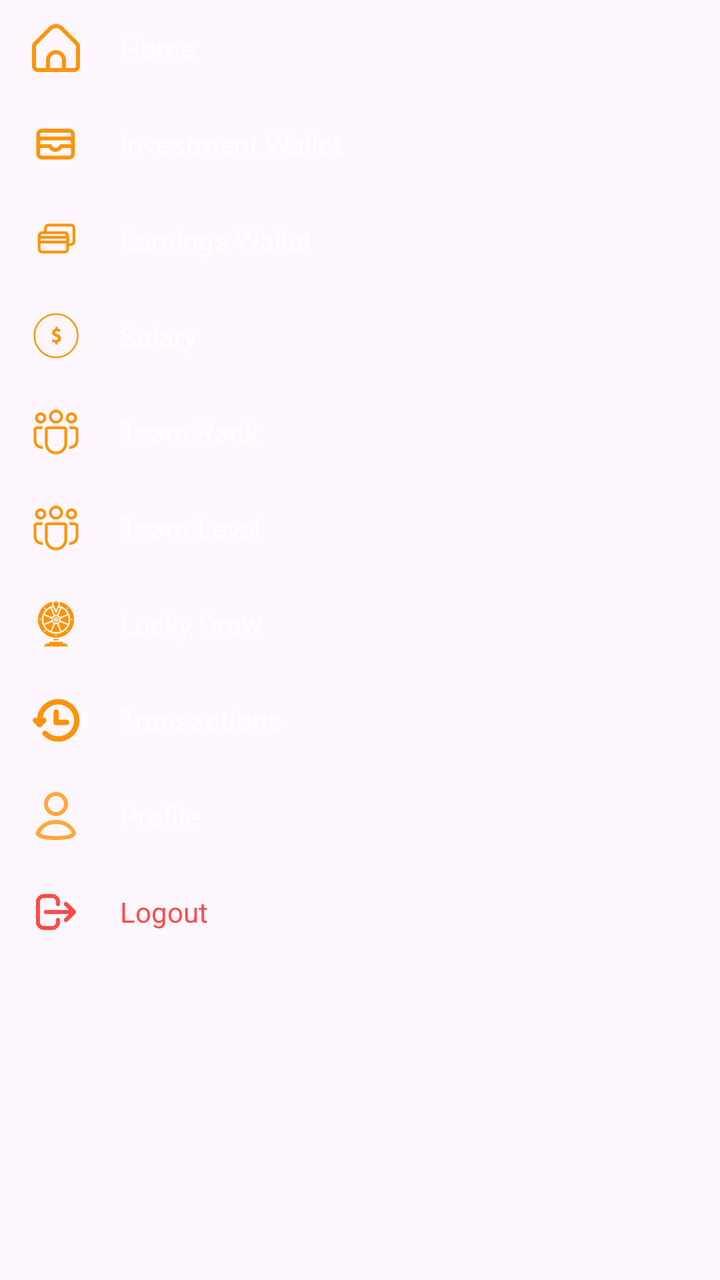
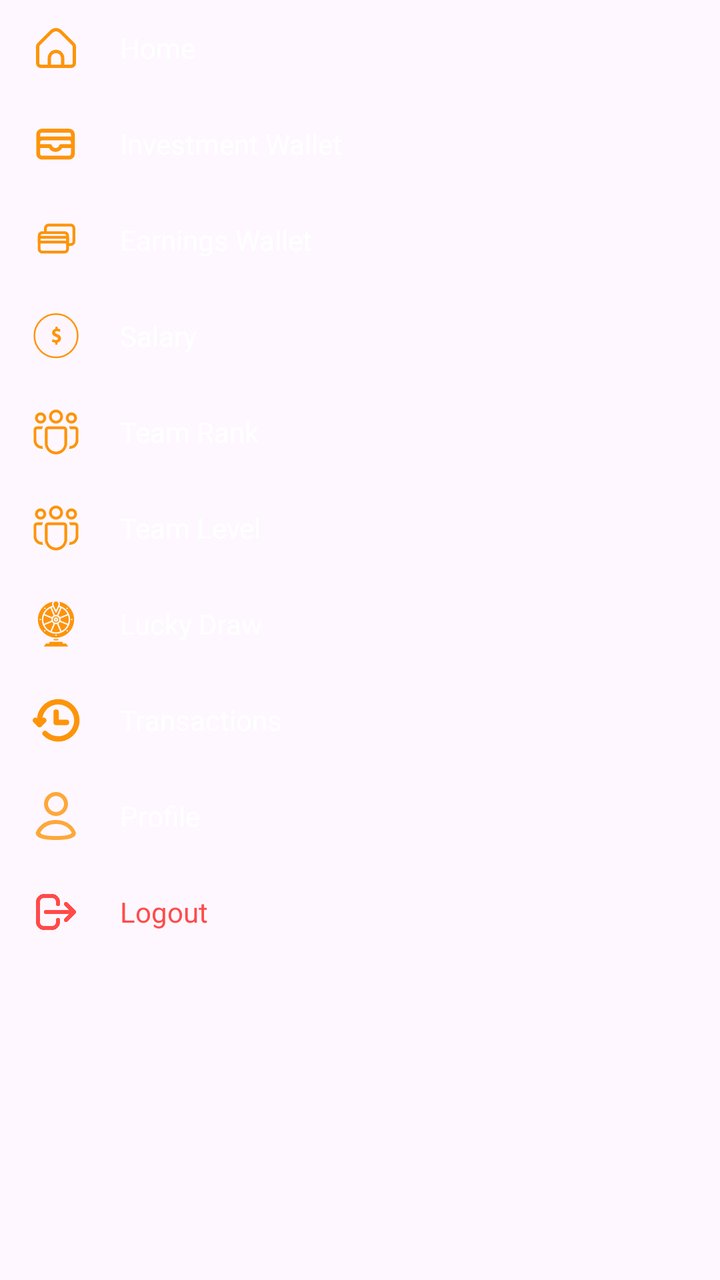

Before-and-after screenshots of an Android layout around one commit, followed by the original layout XML and the change that was made.
<!-- AndroidManifest.xml: application theme Theme.Bitbloom -->
<!-- res/layout/item_drawer_menu.xml -->
<LinearLayout xmlns:android="http://schemas.android.com/apk/res/android"
    xmlns:app="http://schemas.android.com/apk/res-auto"
    android:layout_width="match_parent"
    android:layout_height="wrap_content"

    android:layout_marginTop="30dp"
    android:background="@android:color/transparent"
    android:orientation="vertical">

    
    <LinearLayout
        android:id="@+id/menuHome"
        android:layout_width="match_parent"
        android:layout_height="wrap_content"
        android:background="?attr/selectableItemBackground"
        android:clickable="true"
        android:focusable="true"
        android:gravity="center_vertical"
        android:orientation="horizontal"
        android:paddingHorizontal="16dp"
        android:paddingVertical="12dp">

        <ImageView
            android:layout_width="24dp"
            android:layout_height="24dp"
            android:src="@drawable/ic_home" />

        <TextView
            android:layout_width="wrap_content"
            android:layout_height="wrap_content"
            android:layout_marginStart="20dp"
            android:text="@string/item_drawer_menu_home"
            android:textColor="@color/white"
            android:textSize="14sp" />
    </LinearLayout>





    <LinearLayout
        android:id="@+id/menuInvestmentWallet"
        android:layout_width="match_parent"
        android:layout_height="wrap_content"
        android:background="?attr/selectableItemBackground"
        android:clickable="true"
        android:focusable="true"
        android:gravity="center_vertical"
        android:orientation="horizontal"
        android:paddingHorizontal="16dp"
        android:paddingVertical="12dp">

        <ImageView
            android:layout_width="24dp"
            android:layout_height="24dp"
            android:src="@drawable/ic_wallet"
            app:tint="#FD9409" /> 
        <TextView
            android:layout_width="wrap_content"
            android:layout_height="wrap_content"
            android:layout_marginStart="20dp"
            android:text="@string/item_drawer_menu_investment_wallet"
            android:textColor="@color/white"
            android:textSize="14sp" />
    </LinearLayout>

    <LinearLayout
        android:id="@+id/menuEarningsWallet"
        android:layout_width="match_parent"
        android:layout_height="wrap_content"
        android:background="?attr/selectableItemBackground"
        android:clickable="true"
        android:focusable="true"
        android:gravity="center_vertical"
        android:orientation="horizontal"
        android:paddingHorizontal="16dp"
        android:paddingVertical="12dp">

        <ImageView
            android:layout_width="24dp"
            android:layout_height="24dp"
            android:src="@drawable/ic_withdraw2"
            app:tint="#FD9409" /> 
        <TextView
            android:layout_width="wrap_content"
            android:layout_height="wrap_content"
            android:layout_marginStart="20dp"
            android:text="@string/item_drawer_menu_earnings_wallet"
            android:textColor="@color/white"
            android:textSize="14sp" />
    </LinearLayout>
    
    <LinearLayout
        android:id="@+id/menuSalary"
        android:layout_width="match_parent"
        android:layout_height="wrap_content"
        android:background="?attr/selectableItemBackground"
        android:clickable="true"
        android:focusable="true"
        android:gravity="center_vertical"
        android:orientation="horizontal"
        android:paddingHorizontal="16dp"
        android:paddingVertical="12dp">

        <ImageView
            android:layout_width="24dp"
            android:layout_height="24dp"
            android:src="@drawable/ic_money"
            app:tint="#FD9409" />

        <TextView
            android:layout_width="wrap_content"
            android:layout_height="wrap_content"
            android:layout_marginStart="20dp"
            android:text="@string/fragment_salary_salary"
            android:textColor="@color/white"
            android:textSize="14sp" />
    </LinearLayout>

    <LinearLayout
        android:id="@+id/menuRank"
        android:layout_width="match_parent"
        android:layout_height="wrap_content"
        android:background="?attr/selectableItemBackground"
        android:clickable="true"
        android:focusable="true"
        android:gravity="center_vertical"
        android:orientation="horizontal"
        android:paddingHorizontal="16dp"
        android:paddingVertical="12dp">

        <ImageView
            android:layout_width="24dp"
            android:layout_height="24dp"
            android:src="@drawable/ic_team_hollow"
            app:tint="#FD9409" />

        <TextView
            android:layout_width="wrap_content"
            android:layout_height="wrap_content"
            android:layout_marginStart="20dp"
            android:text="@string/item_drawer_menu_team_rank"
            android:textColor="@color/white"
            android:textSize="14sp" />
    </LinearLayout>

    <LinearLayout
        android:id="@+id/menuTeam"
        android:layout_width="match_parent"
        android:layout_height="wrap_content"
        android:background="?attr/selectableItemBackground"
        android:clickable="true"
        android:focusable="true"
        android:gravity="center_vertical"
        android:orientation="horizontal"
        android:paddingHorizontal="16dp"
        android:paddingVertical="12dp">

        <ImageView
            android:layout_width="24dp"
            android:layout_height="24dp"
            android:src="@drawable/ic_team_hollow"
            app:tint="#FD9409" />

        <TextView
            android:layout_width="wrap_content"
            android:layout_height="wrap_content"
            android:layout_marginStart="20dp"
            android:text="@string/item_drawer_menu_team_level"
            android:textColor="@color/white"
            android:textSize="14sp" />
    </LinearLayout>
    <LinearLayout
        android:id="@+id/menuLuckyDraw"
        android:layout_width="match_parent"
        android:layout_height="wrap_content"
        android:background="?attr/selectableItemBackground"
        android:clickable="true"
        android:focusable="true"
        android:gravity="center_vertical"
        android:orientation="horizontal"
        android:paddingHorizontal="16dp"
        android:paddingVertical="12dp">

        <ImageView
            android:layout_width="24dp"
            android:layout_height="24dp"
            android:src="@drawable/ic_lucky_spin"
            app:tint="#FD9409" />

        <TextView
            android:layout_width="wrap_content"
            android:layout_height="wrap_content"
            android:layout_marginStart="20dp"
            android:text="@string/lucky_draw"
            android:textColor="@color/white"
            android:textSize="14sp" />
    </LinearLayout>
    
    
    
    <LinearLayout
        android:id="@+id/menuTransactions"
        android:layout_width="match_parent"
        android:layout_height="wrap_content"
        android:background="?attr/selectableItemBackground"
        android:clickable="true"
        android:focusable="true"
        android:gravity="center_vertical"
        android:orientation="horizontal"
        android:paddingHorizontal="16dp"
        android:paddingVertical="12dp">

        <ImageView
            android:layout_width="24dp"
            android:layout_height="24dp"
            android:src="@drawable/ic_transactions"
            app:tint="#FD9409" />

        <TextView
            android:layout_width="wrap_content"
            android:layout_height="wrap_content"
            android:layout_marginStart="20dp"
            android:text="@string/fragment_deposit_transactions"
            android:textColor="@color/white"
            android:textSize="14sp" />
    </LinearLayout>
    
    <LinearLayout
        android:id="@+id/menuProfile"
        android:layout_width="match_parent"
        android:layout_height="wrap_content"
        android:background="?attr/selectableItemBackground"
        android:clickable="true"
        android:focusable="true"
        android:gravity="center_vertical"
        android:orientation="horizontal"
        android:paddingHorizontal="16dp"
        android:paddingVertical="12dp">

        <ImageView
            android:layout_width="24dp"
            android:layout_height="24dp"
            android:src="@drawable/ic_profile_drawer"
            app:tint="#FD9409" />

        <TextView
            android:layout_width="wrap_content"
            android:layout_height="wrap_content"
            android:layout_marginStart="20dp"
            android:text="@string/item_drawer_menu_profile"
            android:textColor="@color/white"
            android:textSize="14sp" />
    </LinearLayout>
    
    <LinearLayout
        android:id="@+id/logout"
        android:layout_width="match_parent"
        android:layout_height="wrap_content"
        android:background="?attr/selectableItemBackground"
        android:clickable="true"
        android:focusable="true"
        android:gravity="center_vertical"
        android:orientation="horizontal"
        android:paddingHorizontal="16dp"
        android:paddingVertical="12dp">

        <ImageView
            android:layout_width="24dp"
            android:layout_height="24dp"
            android:src="@drawable/logout2"
            app:tint="@color/red" /> 
        <TextView
            android:layout_width="wrap_content"
            android:layout_height="wrap_content"
            android:layout_marginStart="20dp"
            android:text="@string/item_drawer_menu_logout"
            android:textColor="@color/red"
            android:textSize="14sp" />
    </LinearLayout>

</LinearLayout>
<!-- resources referenced by this layout -->
<resources>
  <color name="red">#FF4B4A</color>
  <color name="white">#FFFFFFFF</color>
  <!-- drawable ic_profile_drawer (drawable) -->
  <vector xmlns:android="http://schemas.android.com/apk/res/android"
      android:width="24dp"
      android:height="24dp"
      android:viewportWidth="24"
      android:viewportHeight="24">
      <group>
          <clip-path android:pathData="M0,0h24v24h-24z" />
          <path
              android:fillColor="@color/mxg_white_80"
              android:fillType="evenOdd"
              android:pathData="M2.023,20C1.641,21.333 2,24 11.927,24C21.854,24 22.218,21.333 21.827,20C20.261,16.44 16.872,14.002 11.822,14.002C7.035,14 3.638,16.425 2.037,19.97L2.023,20ZM11.927,16C8.394,15.999 5.778,17.588 4.321,20C3.881,20.667 4.8,22 12,22C19.2,22 20.139,20.667 19.709,20C18.269,17.588 15.643,16.001 11.927,16Z" />
          <path
              android:fillColor="@color/mxg_white_80"
              android:pathData="M12,0C15.314,0 18,2.686 18,6C18,9.314 15.314,12 12,12C8.686,12 6,9.314 6,6C6,2.686 8.686,0 12,0ZM12,2C9.791,2 8,3.791 8,6C8,8.209 9.791,10 12,10C14.209,10 16,8.209 16,6C16,3.791 14.209,2 12,2Z" />
      </group>
  </vector>
  <string name="fragment_deposit_transactions">Transactions</string>
  <string name="fragment_salary_salary">Salary</string>
  <string name="item_drawer_menu_earnings_wallet">Earnings Wallet</string>
  <string name="item_drawer_menu_home">Home</string>
  <string name="item_drawer_menu_investment_wallet">Investment Wallet</string>
  <string name="item_drawer_menu_logout">Logout</string>
  <string name="item_drawer_menu_profile">Profile</string>
  <string name="item_drawer_menu_team_level">Team Level</string>
  <string name="item_drawer_menu_team_rank">Team Rank</string>
  <string name="lucky_draw">Lucky Draw</string>
  <style name="Theme.Bitbloom" parent="Base.Theme.Bitbloom">
          
          <item name="editTextStyle">@style/Widget.MXG.EditText.WhiteCursor</item>
          <item name="android:editTextStyle">@style/Widget.MXG.EditText.WhiteCursor</item>
  
          
          <item name="android:textCursorDrawable">@drawable/cursor_white</item>
      </style>
  <color name="mxg_white_80">#CCFFFFFF</color>
  <style name="Base.Theme.Bitbloom" parent="Theme.Material3.DayNight.NoActionBar">
          <item name="android:statusBarColor">@color/mxg_black</item>
          <item name="colorPrimary">@color/mxg_white</item>
          <item name="android:navigationBarColor">@color/mxg_black</item>
          <item name="android:datePickerDialogTheme">@style/BitbloomDatePickerTheme</item>
      </style>
  <style name="Widget.MXG.EditText.WhiteCursor" parent="Widget.AppCompat.EditText">
          <item name="android:textCursorDrawable">@drawable/cursor_white</item>
      </style>
  <!-- drawable cursor_white (drawable) -->
  <?xml version="1.0" encoding="utf-8"?>
  <shape xmlns:android="http://schemas.android.com/apk/res/android">
      <size android:width="2dp"/>
      <solid android:color="@android:color/white"/>
      <corners android:radius="1dp"/>
  </shape>
  <color name="mxg_black">#000000</color>
  <color name="mxg_white">#FFFFFF</color>
  <style name="BitbloomDatePickerTheme" parent="ThemeOverlay.MaterialComponents.MaterialAlertDialog">
          <item name="colorAccent">@color/status_bar_color</item> 
          <item name="android:headerBackground">@color/light_status_bar_color
          </item> 
          <item name="android:colorControlHighlight">@color/status_bar_color
          </item> 
          <item name="android:colorControlActivated">@color/status_bar_color
          </item> 
          <item name="android:textColorPrimaryInverse">@color/white</item> 
          <item name="android:textColor">@color/status_bar_color</item> 
          <item name="android:textColorPrimary">?attr/colorOnBackground</item> 
      </style>
  <color name="status_bar_color">#EE6924</color>
  <color name="light_status_bar_color">#EE6924</color>
  <!-- unchanged entries left out for length: 8 -->
</resources>

<!-- the commit's change to res/layout/item_drawer_menu.xml (unified diff, before → after) -->
@@ -23,6 +23,7 @@
         <ImageView
             android:layout_width="24dp"
             android:layout_height="24dp"
+            android:padding="2dp"
             android:src="@drawable/ic_home" />
 
         <TextView
